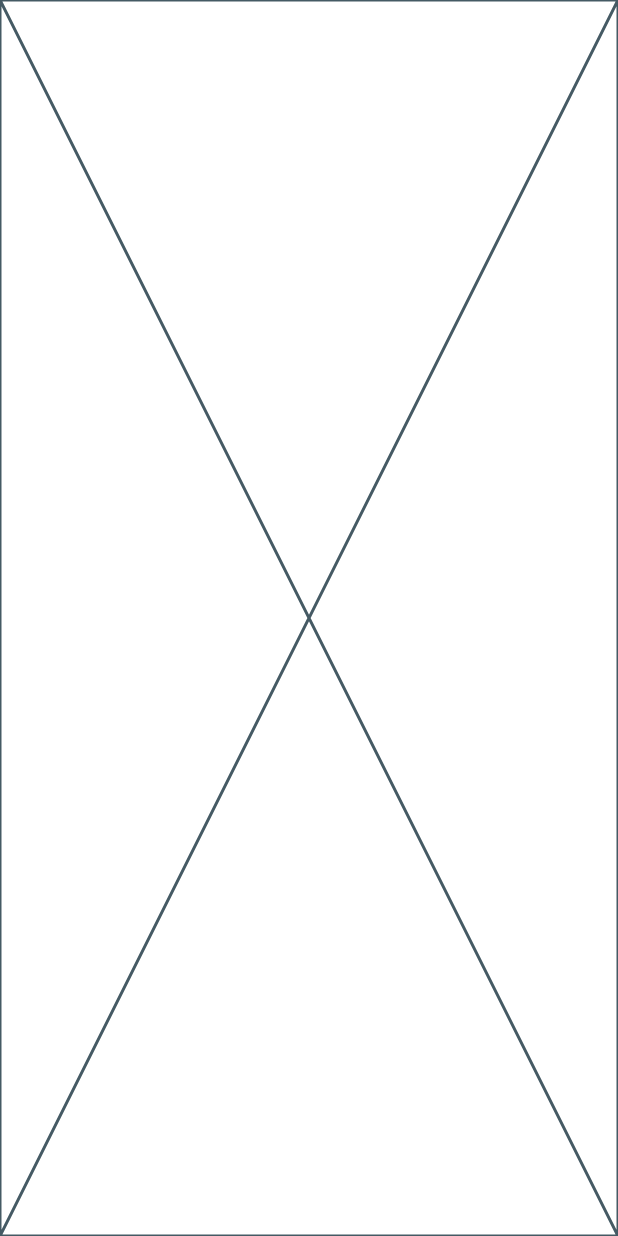
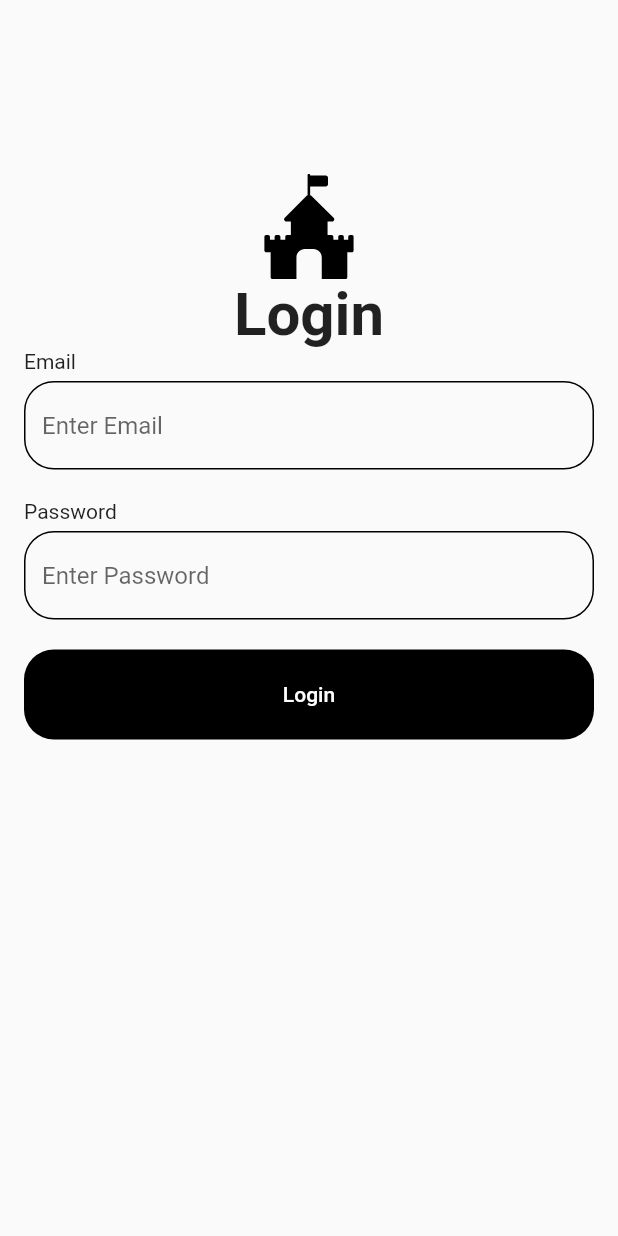
Before and after one commit to unjoo31/flutter-login-app-3, a Flutter app: the screen it shows after launch, on a phone screen of 412 x 824 dp. Run offline on Flutter 3.47's test engine with Material 2 defaults, Android fonts, the phone set to English and light mode, and no system bars; our stand-ins replace flutter_svg, validators.

Commit message:
git commit "홈, 로그인 페이지 완료"

```diff
--- a/lib/components/custom_form.dart
+++ b/lib/components/custom_form.dart
@@ -0,0 +1,44 @@
+import 'package:flutter/material.dart';
+import 'package:login_app_3/components/custom_text_form_field.dart';
+import 'package:login_app_3/size.dart';
+import 'package:login_app_3/user_repository.dart';
+import 'package:login_app_3/validator_util.dart';
+
+class Custom_Form extends StatelessWidget {
+  final _formKey = GlobalKey<FormState>();
+
+  final _email = TextEditingController();
+  final _password = TextEditingController();
+
+  Custom_Form();
+
+  @override
+  Widget build(BuildContext context) {
+    return Form(
+        key: _formKey,
+        child: Column(
+          children: [
+            CustomTextFormField(
+                text: "Email",
+                validate: validateEmail(),
+                textController: _email),
+            SizedBox(height: large_gap),
+            CustomTextFormField(
+                text: "Password",
+                validate: validatePassword(),
+                textController: _password,
+                isPassword: true),
+            SizedBox(height: large_gap),
+            TextButton(
+                onPressed: () {
+                  if (_formKey.currentState!.validate()) {
+                    UserRepository repo = UserRepository();
+                    repo.login(_email.text.trim(), _password.text.trim());
+                    Navigator.pushNamed(context, "/home");
+                  }
+                },
+                child: Text("Login"))
+          ],
+        ));
+  }
+}
--- a/lib/components/custom_text_form_field.dart
+++ b/lib/components/custom_text_form_field.dart
@@ -0,0 +1,44 @@
+import 'package:flutter/material.dart';
+import 'package:login_app_3/size.dart';
+
+class CustomTextFormField extends StatelessWidget {
+  final textController;
+  final validate;
+  String text;
+  bool isPassword;
+  CustomTextFormField(
+      {required this.text,
+      required this.validate,
+      required this.textController,
+      this.isPassword = false});
+
+  @override
+  Widget build(BuildContext context) {
+    return Column(
+      crossAxisAlignment: CrossAxisAlignment.start,
+      children: [
+        Text("${text}"),
+        SizedBox(height: small_gap),
+        TextFormField(
+          controller: textController,
+          validator: validate,
+          obscureText: isPassword,
+          decoration: InputDecoration(
+              hintText: "Enter ${text}",
+              enabledBorder: OutlineInputBorder(
+                borderRadius: BorderRadius.circular(20),
+              ),
+              focusedErrorBorder: OutlineInputBorder(
+                borderRadius: BorderRadius.circular(20),
+              ),
+              errorBorder: OutlineInputBorder(
+                borderRadius: BorderRadius.circular(20),
+              ),
+              focusedBorder: OutlineInputBorder(
+                borderRadius: BorderRadius.circular(20),
+              )),
+        ),
+      ],
+    );
+  }
+}
--- a/lib/components/logo.dart
+++ b/lib/components/logo.dart
@@ -0,0 +1,28 @@
+import 'package:flutter/material.dart';
+import 'package:flutter_svg/flutter_svg.dart';
+
+class Logo extends StatelessWidget {
+  String title;
+  Logo(this.title);
+
+  @override
+  Widget build(BuildContext context) {
+    return Column(
+      children: [
+        Column(
+          children: [
+            SvgPicture.asset(
+              "assets/logo.svg",
+              width: 70,
+              height: 70,
+            ),
+          ],
+        ),
+        Text(
+          "${title}",
+          style: TextStyle(fontSize: 40, fontWeight: FontWeight.bold),
+        ),
+      ],
+    );
+  }
+}
--- a/lib/main.dart
+++ b/lib/main.dart
@@ -1,4 +1,6 @@
 import 'package:flutter/material.dart';
+import 'package:login_app_3/pages/home_page.dart';
+import 'package:login_app_3/pages/login_page.dart';
 
 void main() {
   runApp(const MyApp());
@@ -9,6 +11,28 @@ class MyApp extends StatelessWidget {
 
   @override
   Widget build(BuildContext context) {
-    return const Placeholder();
+    return MaterialApp(
+      theme: buildThemeData(),
+      initialRoute: "/login",
+      routes: {
+        "/login": (context) => LoginPage(),
+        "/home": (context) => HomePage(),
+      },
+    );
+  }
+
+  ThemeData buildThemeData() {
+    return ThemeData(
+      textButtonTheme: TextButtonThemeData(
+        style: TextButton.styleFrom(
+          backgroundColor: Colors.black,
+          foregroundColor: Colors.white,
+          shape: RoundedRectangleBorder(
+            borderRadius: BorderRadius.circular(20),
+          ),
+          minimumSize: Size(double.infinity, 60),
+        ),
+      ),
+    );
   }
 }
--- a/lib/pages/home_page.dart
+++ b/lib/pages/home_page.dart
@@ -0,0 +1,28 @@
+import 'package:flutter/material.dart';
+import 'package:login_app_3/components/logo.dart';
+import 'package:login_app_3/size.dart';
+
+class HomePage extends StatelessWidget {
+  const HomePage({super.key});
+
+  @override
+  Widget build(BuildContext context) {
+    return Scaffold(
+      body: Padding(
+        padding: const EdgeInsets.all(16.0),
+        child: Column(
+          children: [
+            SizedBox(height: xlarge_gap),
+            Logo("Care Soft"),
+            SizedBox(height: large_gap),
+            TextButton(
+                onPressed: () {
+                  Navigator.pop(context);
+                },
+                child: Text("Get Started"))
+          ],
+        ),
+      ),
+    );
+  }
+}
--- a/lib/pages/login_page.dart
+++ b/lib/pages/login_page.dart
@@ -0,0 +1,24 @@
+import 'package:flutter/material.dart';
+import 'package:login_app_3/components/custom_form.dart';
+import 'package:login_app_3/components/logo.dart';
+import 'package:login_app_3/size.dart';
+
+class LoginPage extends StatelessWidget {
+  const LoginPage({super.key});
+
+  @override
+  Widget build(BuildContext context) {
+    return Scaffold(
+      body: Padding(
+        padding: const EdgeInsets.all(16.0),
+        child: (ListView(
+          children: [
+            SizedBox(height: xlarge_gap),
+            Logo("Login"),
+            Custom_Form(),
+          ],
+        )),
+      ),
+    );
+  }
+}
--- a/lib/size.dart
+++ b/lib/size.dart
@@ -0,0 +1,4 @@
+const double small_gap = 5.0;
+const double medium_gap = 10.0;
+const double large_gap = 20.0;
+const double xlarge_gap = 100.0;
--- a/lib/user_repository.dart
+++ b/lib/user_repository.dart
@@ -0,0 +1,9 @@
+class UserRepository {
+  void login(String email, String password) async {
+    print("email : ${email}");
+    print("password : ${password}");
+    // 통신코드
+
+    // 응답 받
+  }
+}
--- a/lib/validator_util.dart
+++ b/lib/validator_util.dart
@@ -0,0 +1,27 @@
+import 'package:validators/validators.dart';
+
+Function validatePassword() {
+  return (String? value) {
+    if (value!.isEmpty) {
+      return "패스워드 공백이 들어갈 수 없습니다.";
+    } else if (value.length > 12) {
+      return "패스워드의 길이를 초과하였습니다.";
+    } else if (value.length < 4) {
+      return "패스워드의 최소 길이는 4자입니다.";
+    } else {
+      return null;
+    }
+  };
+}
+
+Function validateEmail() {
+  return (String? value) {
+    if (value!.isEmpty) {
+      return "이메일은 공백이 들어갈 수 없습니다.";
+    } else if (!isEmail(value)) {
+      return "이메일 형식에 맞지 않습니다.";
+    } else {
+      return null;
+    }
+  };
+}
```
Also changed, not shown: pubspec.lock.
